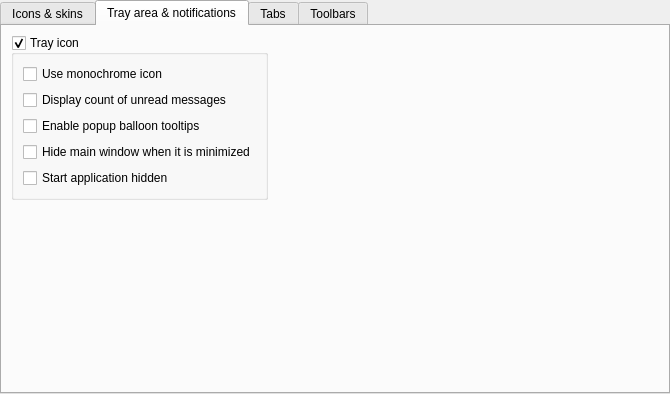
This is src/librssguard/gui/settings/settingsgui.ui in martinrotter/rssguard as Qt 5 draws it before an edit. The edited form follows.
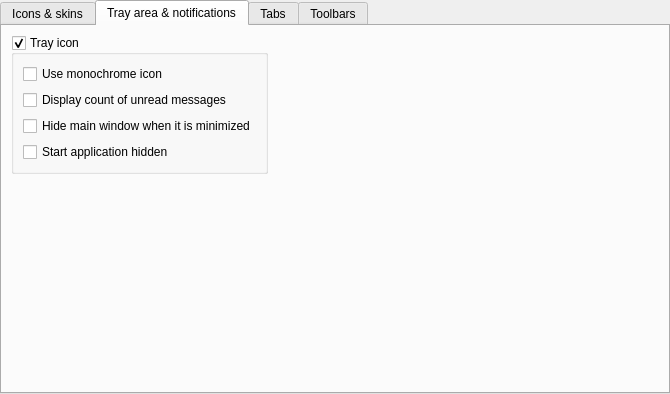
This is the edited form. The open tabs and pages were chosen to show the change. Custom widgets are drawn as their Qt base class.

The edit to the form file:
```diff
--- a/src/librssguard/gui/settings/settingsgui.ui
+++ b/src/librssguard/gui/settings/settingsgui.ui
@@ -121,6 +121,12 @@
       <layout class="QFormLayout" name="formLayout_3">
        <item row="0" column="0">
         <widget class="QGroupBox" name="m_grpTray">
+         <property name="sizePolicy">
+          <sizepolicy hsizetype="Preferred" vsizetype="Maximum">
+           <horstretch>0</horstretch>
+           <verstretch>0</verstretch>
+          </sizepolicy>
+         </property>
          <property name="title">
           <string>Tray icon</string>
          </property>
@@ -131,27 +137,6 @@
           <property name="fieldGrowthPolicy">
            <enum>QFormLayout::ExpandingFieldsGrow</enum>
           </property>
-          <item row="3" column="0">
-           <widget class="QCheckBox" name="m_checkHideWhenMinimized">
-            <property name="text">
-             <string>Hide main window when it is minimized</string>
-            </property>
-           </widget>
-          </item>
-          <item row="4" column="0" colspan="2">
-           <widget class="QCheckBox" name="m_checkHidden">
-            <property name="text">
-             <string>Start application hidden</string>
-            </property>
-           </widget>
-          </item>
-          <item row="2" column="0">
-           <widget class="QCheckBox" name="m_checkEnableNotifications">
-            <property name="text">
-             <string>Enable popup balloon tooltips</string>
-            </property>
-           </widget>
-          </item>
           <item row="0" column="0">
            <widget class="QCheckBox" name="m_checkMonochromeIcons">
             <property name="text">
@@ -166,6 +151,20 @@
             </property>
            </widget>
           </item>
+          <item row="2" column="0">
+           <widget class="QCheckBox" name="m_checkHideWhenMinimized">
+            <property name="text">
+             <string>Hide main window when it is minimized</string>
+            </property>
+           </widget>
+          </item>
+          <item row="3" column="0" colspan="2">
+           <widget class="QCheckBox" name="m_checkHidden">
+            <property name="text">
+             <string>Start application hidden</string>
+            </property>
+           </widget>
+          </item>
          </layout>
         </widget>
        </item>
```
Left out of the diff: 1 changed line with no effect on the pictures.
